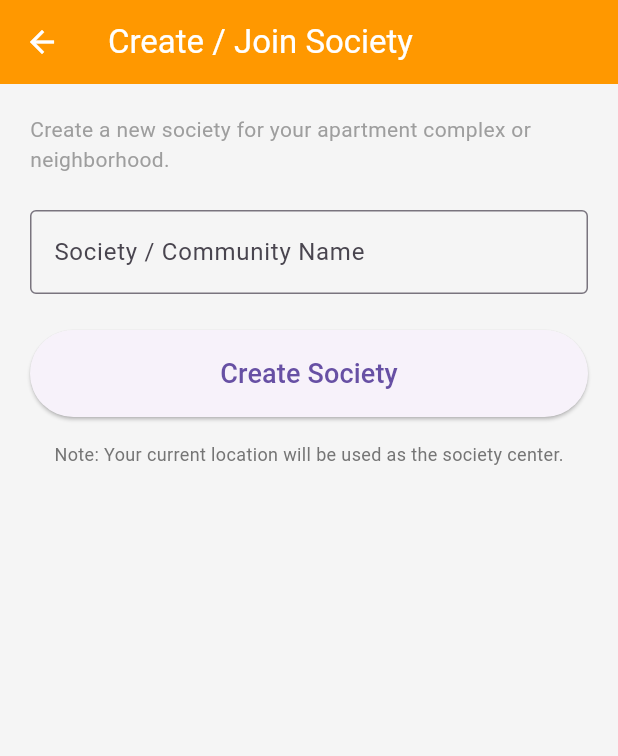
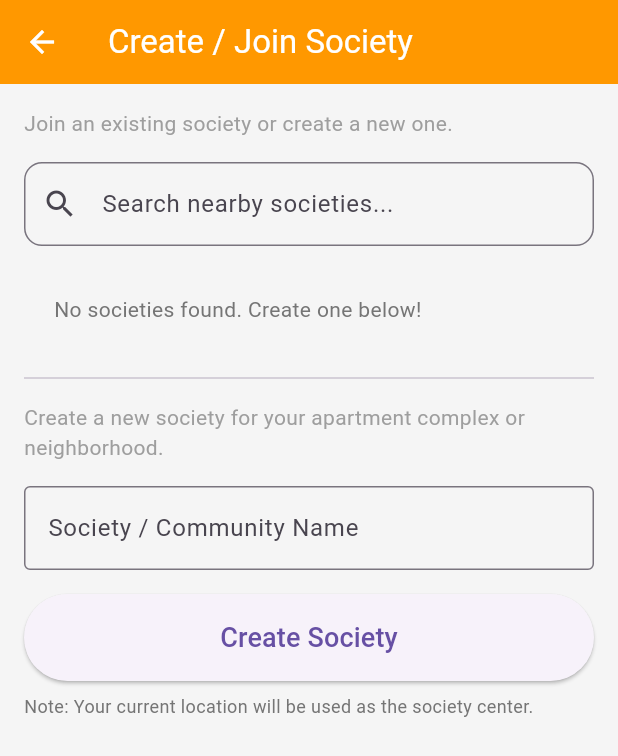
Before and after one commit to bansalshubham257/skill_neighbor, a Flutter app: the AddSocietyScreen screen opened by its route, after a tap on "Create Society", on a phone screen of 412 x 824 dp. Shown: the top 756 px of the screen. Run offline on Flutter 3.47's test engine with Material 3 defaults, Android fonts, the phone set to English and light mode, and no system bars; our stand-ins replace dio, geolocator, hive, hive_flutter; accounts and stored records are empty; network calls fail.

Commit message:
Show existing societies list with search on create/join society screen

```diff
--- a/frontend/lib/screens/add_society_screen.dart
+++ b/frontend/lib/screens/add_society_screen.dart
@@ -14,12 +14,75 @@ class AddSocietyScreen extends StatefulWidget {
 
 class _AddSocietyScreenState extends State<AddSocietyScreen> {
   final _nameCtl = TextEditingController();
+  final _searchCtl = TextEditingController();
   bool _isSubmitting = false;
+  List<dynamic> _societies = [];
+  List<dynamic> _filtered = [];
+  bool _loading = true;
+
+  @override
+  void initState() {
+    super.initState();
+    _loadSocieties();
+  }
 
   @override
   void dispose() {
     _nameCtl.dispose();
+    _searchCtl.dispose();
     super.dispose();
+  }
+
+  Future<void> _loadSocieties() async {
+    setState(() => _loading = true);
+    try {
+      final api = Provider.of<ApiService>(context, listen: false);
+      final list = await api.fetchSocieties();
+      setState(() {
+        _societies = list;
+        _filtered = List.from(list);
+        _loading = false;
+      });
+    } catch (_) {
+      setState(() => _loading = false);
+    }
+  }
+
+  void _filter(String q) {
+    setState(() {
+      if (q.isEmpty) {
+        _filtered = List.from(_societies);
+      } else {
+        _filtered = _societies.where((s) =>
+          (s['name'] as String).toLowerCase().contains(q.toLowerCase())
+        ).toList();
+      }
+    });
+  }
+
+  Future<void> _joinSociety(dynamic society) async {
+    setState(() => _isSubmitting = true);
+    try {
+      final api = Provider.of<ApiService>(context, listen: false);
+      final result = await api.joinSociety(society['id']);
+      final box = Hive.box('user_box');
+      box.put('society_id', result['society_id']);
+      box.put('society_name', result['name']);
+      if (mounted) {
+        ScaffoldMessenger.of(context).showSnackBar(
+          SnackBar(content: Text('Joined ${result['name']}')),
+        );
+        Navigator.pop(context, true);
+      }
+    } on DioException catch (e) {
+      if (mounted) {
+        ScaffoldMessenger.of(context).showSnackBar(
+          SnackBar(content: Text('${e.response?.data?['detail'] ?? e.message}')),
+        );
+      }
+    } finally {
+      if (mounted) setState(() => _isSubmitting = false);
+    }
   }
 
   Future<void> _createSociety() async {
@@ -54,7 +117,7 @@ class _AddSocietyScreenState extends State<AddSocietyScreen> {
         ScaffoldMessenger.of(context).showSnackBar(
           const SnackBar(content: Text('Society created! You are now a member.')),
         );
-        Navigator.pop(context);
+        Navigator.pop(context, true);
       }
     } on DioException catch (e) {
       if (mounted) {
@@ -77,15 +140,52 @@ class _AddSocietyScreenState extends State<AddSocietyScreen> {
   Widget build(BuildContext context) {
     return Scaffold(
       appBar: AppBar(title: const Text('Create / Join Society')),
-      body: Padding(
+      body: ListView(
+        padding: const EdgeInsets.all(16),
+        children: [
+          const Text(
+            'Join an existing society or create a new one.',
+            style: TextStyle(fontSize: 14, color: Colors.grey),
+          ),
+          const SizedBox(height: 16),
+          TextField(
+            controller: _searchCtl,
+            decoration: InputDecoration(
+              hintText: 'Search nearby societies...',
+              prefixIcon: const Icon(Icons.search),
+              border: OutlineInputBorder(borderRadius: BorderRadius.circular(12)),
+            ),
+            onChanged: _filter,
+          ),
+          const SizedBox(height: 12),
+          if (_loading)
+            const Center(child: Padding(padding: EdgeInsets.all(20), child: CircularProgressIndicator()))
+          else if (_filtered.isEmpty)
+            Padding(
               padding: const EdgeInsets.all(20),
-        child: Column(
-          children: [
+              child: Text('No societies found. Create one below!', style: TextStyle(color: Colors.grey.shade600)),
+            )
+          else
+            ...List.generate(_filtered.length, (i) {
+              final s = _filtered[i];
+              return Card(
+                margin: const EdgeInsets.symmetric(vertical: 3),
+                child: ListTile(
+                  leading: const CircleAvatar(child: Icon(Icons.groups)),
+                  title: Text(s['name'] ?? ''),
+                  trailing: _isSubmitting
+                      ? const SizedBox(width: 24, height: 24, child: CircularProgressIndicator(strokeWidth: 2))
+                      : const Icon(Icons.add_circle_outline, color: Colors.orange),
+                  onTap: () => _joinSociety(s),
+                ),
+              );
+            }),
+          const Divider(height: 32),
           const Text(
             'Create a new society for your apartment complex or neighborhood.',
             style: TextStyle(fontSize: 14, color: Colors.grey),
           ),
-            const SizedBox(height: 24),
+          const SizedBox(height: 16),
           TextField(
             controller: _nameCtl,
             decoration: const InputDecoration(
@@ -93,28 +193,22 @@ class _AddSocietyScreenState extends State<AddSocietyScreen> {
               border: OutlineInputBorder(),
             ),
           ),
-            const SizedBox(height: 24),
-            _isSubmitting
-                ? const CircularProgressIndicator()
-                : SizedBox(
+          const SizedBox(height: 16),
+          SizedBox(
             width: double.infinity,
             child: ElevatedButton(
-                      onPressed: _createSociety,
-                      style: ElevatedButton.styleFrom(
-                        padding: const EdgeInsets.symmetric(vertical: 16),
-                      ),
-                      child: const Text('Create Society',
-                          style: TextStyle(fontSize: 18)),
+              onPressed: _isSubmitting ? null : _createSociety,
+              style: ElevatedButton.styleFrom(padding: const EdgeInsets.symmetric(vertical: 16)),
+              child: const Text('Create Society', style: TextStyle(fontSize: 18)),
             ),
           ),
-            const SizedBox(height: 16),
+          const SizedBox(height: 8),
           Text(
             'Note: Your current location will be used as the society center.',
             style: TextStyle(fontSize: 12, color: Colors.grey.shade600),
           ),
         ],
       ),
-      ),
     );
   }
 }
```
Lines whose indentation alone changed are shown as unchanged.
